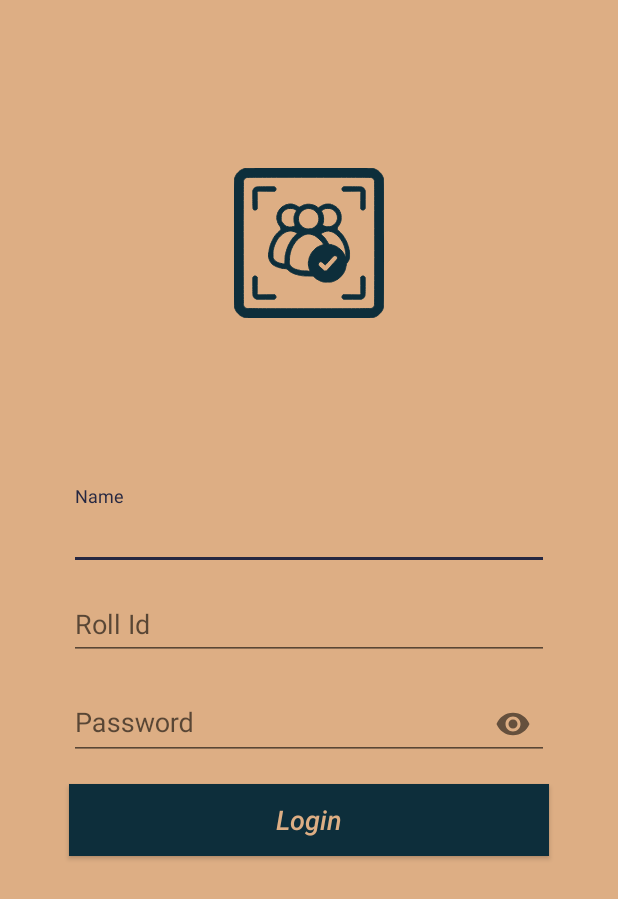
After one commit to abdullahwaqar/MarkMePresent, an Android app: the layout activity_login.xml on its own in the app's theme, with its tools: preview values and no code run, on a phone screen of 412 x 824 dp. The commit adds this screen. Shown: the top 899 px of the screen. Run offline under Robolectric (Android 15) with nearby library versions, the phone set to English and light mode, and no system bars.

Commit message:
added auth/login layout

```diff
--- a/app/src/main/java/com/example/qrattendancesystem/MainPageAdapter.kt
+++ b/app/src/main/java/com/example/qrattendancesystem/MainPageAdapter.kt
@@ -1,5 +1,6 @@
 package com.example.qrattendancesystem
 
+import android.content.Intent
 import androidx.fragment.app.Fragment
 import androidx.fragment.app.FragmentManager
 import androidx.fragment.app.FragmentStatePagerAdapter
--- a/app/src/main/java/com/example/qrattendancesystem/ui/SplashScreen.kt
+++ b/app/src/main/java/com/example/qrattendancesystem/ui/SplashScreen.kt
@@ -14,6 +14,7 @@ import androidx.appcompat.app.AppCompatActivity
 import androidx.core.app.ActivityCompat
 import com.example.qrattendancesystem.MainActivity
 import com.example.qrattendancesystem.R
+import com.example.qrattendancesystem.auth.Login
 
 class SplashScreen : AppCompatActivity() {
 
@@ -91,7 +92,7 @@ class SplashScreen : AppCompatActivity() {
 
     private fun goToMainActivity() {
         //* Load main activity if all things are normal
-        startActivity(Intent(this, MainActivity::class.java))
+        startActivity(Intent(this, Login::class.java))
         finish()
     }
 
--- /dev/null
+++ b/app/src/main/res/layout/activity_login.xml
@@ -0,0 +1,89 @@
+<?xml version="1.0" encoding="utf-8"?>
+<androidx.constraintlayout.widget.ConstraintLayout xmlns:android="http://schemas.android.com/apk/res/android"
+    xmlns:app="http://schemas.android.com/apk/res-auto"
+    xmlns:tools="http://schemas.android.com/tools"
+    android:layout_width="match_parent"
+    android:layout_height="match_parent"
+    android:background="@color/colorPrimaryLight"
+    tools:context=".auth.Login">
+
+    <ImageView
+        android:id="@+id/imageView"
+        android:layout_width="120dp"
+        android:layout_height="100dp"
+        android:contentDescription="logo"
+        app:layout_constraintBottom_toTopOf="@+id/nameField"
+        app:layout_constraintEnd_toEndOf="parent"
+        app:layout_constraintStart_toStartOf="parent"
+        app:layout_constraintTop_toTopOf="parent"
+        app:srcCompat="@drawable/ic_main_logo" />
+
+    <com.google.android.material.textfield.TextInputLayout
+        android:id="@+id/nameField"
+        android:layout_width="320dp"
+        android:layout_height="wrap_content"
+        android:layout_marginBottom="120dp"
+        app:layout_constraintBottom_toBottomOf="parent"
+        app:layout_constraintEnd_toEndOf="parent"
+        app:layout_constraintStart_toStartOf="parent"
+        app:layout_constraintTop_toTopOf="parent">
+
+        <com.google.android.material.textfield.TextInputEditText
+            android:id="@+id/nameInput"
+            android:layout_width="match_parent"
+            android:layout_height="wrap_content"
+            android:hint="Name" />
+
+    </com.google.android.material.textfield.TextInputLayout>
+
+    <com.google.android.material.textfield.TextInputLayout
+        android:id="@+id/rollIdField"
+        android:layout_width="320dp"
+        android:layout_height="wrap_content"
+        app:layout_constraintBottom_toBottomOf="parent"
+        app:layout_constraintEnd_toEndOf="parent"
+        app:layout_constraintStart_toStartOf="parent"
+        app:layout_constraintTop_toTopOf="parent">
+
+        <com.google.android.material.textfield.TextInputEditText
+            android:id="@+id/rollIdInput"
+            android:layout_width="match_parent"
+            android:layout_height="wrap_content"
+            android:hint="Roll Id" />
+    </com.google.android.material.textfield.TextInputLayout>
+
+    <com.google.android.material.textfield.TextInputLayout
+        android:id="@+id/textInputLayout"
+        android:layout_width="320dp"
+        android:layout_height="wrap_content"
+        android:layout_marginTop="130dp"
+        app:endIconMode="password_toggle"
+        app:layout_constraintBottom_toBottomOf="parent"
+        app:layout_constraintEnd_toEndOf="parent"
+        app:layout_constraintStart_toStartOf="parent"
+        app:layout_constraintTop_toTopOf="parent">
+
+        <com.google.android.material.textfield.TextInputEditText
+            android:id="@+id/passwordField"
+            android:layout_width="match_parent"
+            android:layout_height="wrap_content"
+            android:hint="Password"
+            android:inputType="textPassword" />
+
+    </com.google.android.material.textfield.TextInputLayout>
+
+    <Button
+        android:id="@+id/login_button"
+        android:layout_width="320dp"
+        android:layout_height="wrap_content"
+        android:layout_marginTop="16dp"
+        android:background="@color/colorPrimaryDark"
+        android:text="Login"
+        android:textAllCaps="false"
+        android:textColor="@color/colorPrimaryLight"
+        android:textSize="18sp"
+        android:textStyle="italic"
+        app:layout_constraintEnd_toEndOf="parent"
+        app:layout_constraintStart_toStartOf="parent"
+        app:layout_constraintTop_toBottomOf="@+id/textInputLayout" />
+</androidx.constraintlayout.widget.ConstraintLayout>
--- a/app/src/main/res/layout/fragment_scanned_history.xml
+++ b/app/src/main/res/layout/fragment_scanned_history.xml
@@ -9,6 +9,6 @@
     <TextView
         android:layout_width="match_parent"
         android:layout_height="match_parent"
-        android:text="@string/hello_blank_fragment" />
+        android:text="i am" />
 
 </FrameLayout>
--- a/app/src/main/res/layout/fragment_qrscanner.xml
+++ b/app/src/main/res/layout/user_signup_fragment.xml
@@ -12,7 +12,7 @@
         android:layout_height="40dp"
         android:background="@color/colorPrimary"
         android:gravity="center|center_horizontal|center_vertical"
-        android:text="Mark Me Present"
+        android:text="Mark Me Present idk"
         android:textAppearance="@style/TextAppearance.AppCompat.Large"
         android:textColor="@color/colorPrimaryLight"
         android:textStyle="italic"
--- a/app/src/main/res/values/strings.xml
+++ b/app/src/main/res/values/strings.xml
@@ -1,6 +1,3 @@
 <resources>
-    <string name="app_name">QRAttendanceSystem</string>
-
-    <!-- TODO: Remove or change this placeholder text -->
-    <string name="hello_blank_fragment">Hello blank fragment</string>
+    <string name="app_name">Mark Me Present</string>
 </resources>
```
Also changed, not shown: app/build.gradle (+13 -7 lines), app/src/main/AndroidManifest.xml (+7 -3 lines), app/src/main/java/com/example/qrattendancesystem/MainActivity.kt (+1 -13 lines), app/src/main/java/com/example/qrattendancesystem/auth/Login.kt (added, +42 -0 lines), app/src/main/java/com/example/qrattendancesystem/db/appDatabase.kt (added, +30 -0 lines), app/src/main/java/com/example/qrattendancesystem/db/dao/UserDAO.kt (added, +17 -0 lines), app/src/main/java/com/example/qrattendancesystem/db/models/User.kt (added, +24 -0 lines), app/src/main/java/com/example/qrattendancesystem/user/UserFragment.kt (+7 -2 lines), app/src/main/res/layout/activity_splash_screen.xml (+13 -1 lines), app/src/main/res/layout/fragment_user.xml (+28 -7 lines), 1 other file.
